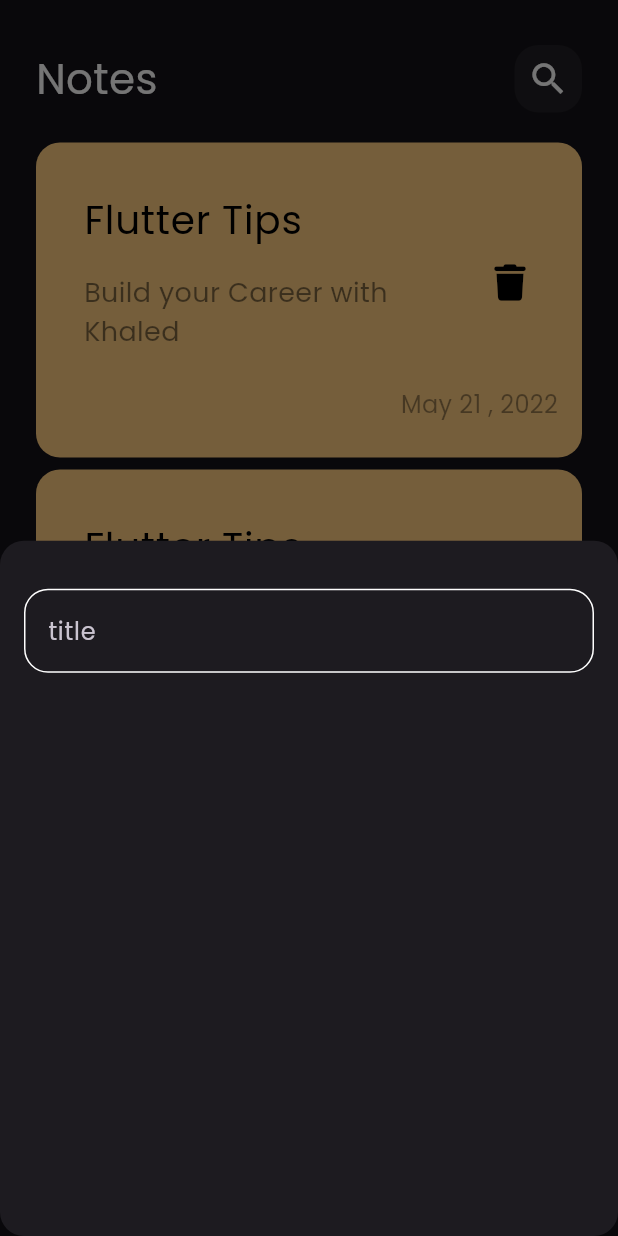
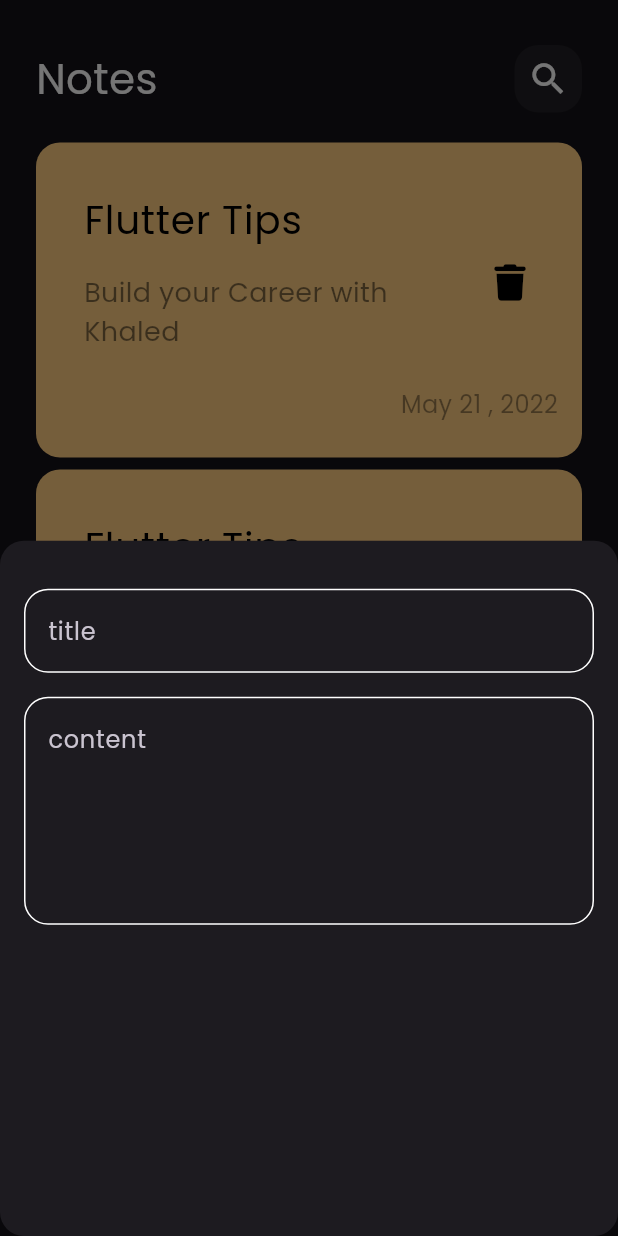
Before and after one commit to khaledmohamedataa/notes__app, a Flutter app: the screen it shows after launch, after a tap on the "add" icon, on a phone screen of 412 x 824 dp. Run offline on Flutter 3.47's test engine with Material 3 defaults, Android fonts, the phone set to English and light mode, and no system bars; our stand-ins replace font_awesome_flutter.

Commit message:
add field to add note bottom sheet

```diff
--- a/lib/widgets/add_note_bottom_sheet.dart
+++ b/lib/widgets/add_note_bottom_sheet.dart
@@ -7,11 +7,22 @@ class AddNoteBottomSheet extends StatelessWidget {
   @override
   Widget build(BuildContext context) {
     return const Padding(
-      padding: EdgeInsets.symmetric(horizontal:16 ),
+      padding: EdgeInsets.symmetric(horizontal: 16),
       child: Column(
         children: [
-          SizedBox(height: 32,),
-          CustomTextField(),
+          SizedBox(
+            height: 32,
+          ),
+          CustomTextField(
+            title: 'title',
+          ),
+          SizedBox(
+            height: 16,
+          ),
+          CustomTextField(
+            title: 'content',
+            maxLines: 5,
+          ),
         ],
       ),
     );
--- a/lib/widgets/custom_text_field.dart
+++ b/lib/widgets/custom_text_field.dart
@@ -2,14 +2,17 @@ import 'package:flutter/material.dart';
 import 'package:notes_app/constants.dart';
 
 class CustomTextField extends StatelessWidget {
-  const CustomTextField({super.key});
+  const CustomTextField({super.key, required this.title, this.maxLines = 1});
+  final String title;
+  final int maxLines;
 
   @override
   Widget build(BuildContext context) {
     return TextField(
       cursorColor: kPrimaryColor,
+      maxLines: maxLines,
       decoration: InputDecoration(
-        hintText: 'title',
+        hintText: title,
         border: buildBorder(),
         enabledBorder: buildBorder(),
         focusedBorder: buildBorder(
```
